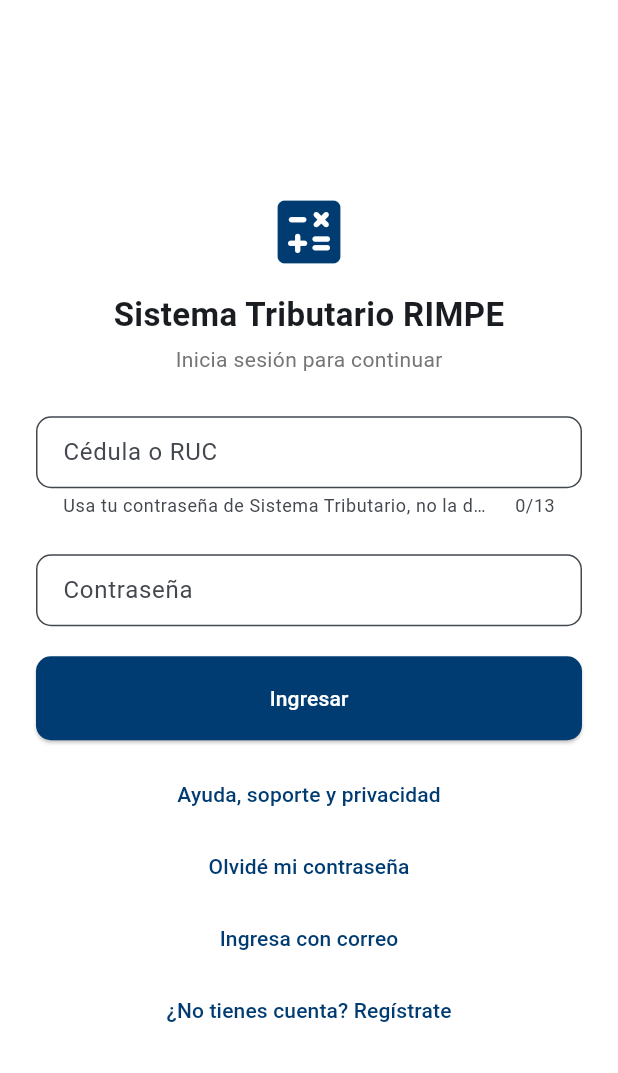
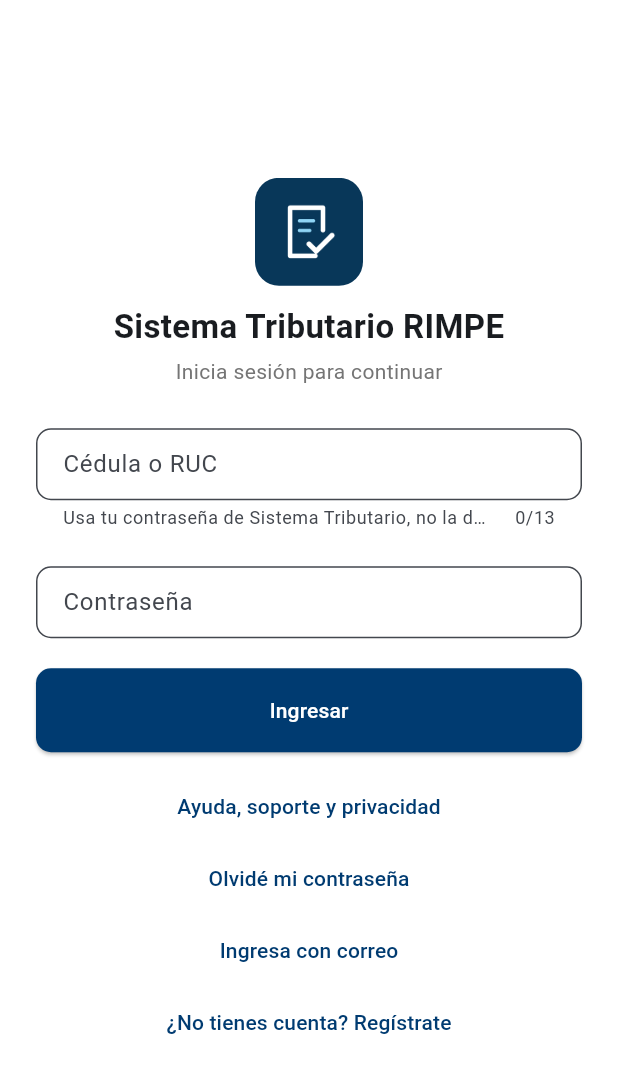
Before and after one commit to avileslucasluis-coder/DECLARACIONES, a Flutter app: the screen it shows after launch, on a phone screen of 412 x 824 dp. Shown: the top 1073 px of the screen. Run offline on Flutter 3.47's test engine with Material 3 defaults, Android fonts, the light colour scheme and no system bars; our stand-ins replace file_picker, fl_chart, share_plus, shared_preferences.

Commit message:
Renueva logo e iconos del Sistema Tributario

```diff
--- a/sistema_tributario_rimpe/lib/main.dart
+++ b/sistema_tributario_rimpe/lib/main.dart
@@ -137,9 +137,9 @@ class _RootShellState extends State<RootShell> {
               unselectedIconTheme: IconThemeData(color: Colors.white.withOpacity(0.6)),
               selectedLabelTextStyle: const TextStyle(color: Colors.white, fontWeight: FontWeight.bold),
               unselectedLabelTextStyle: TextStyle(color: Colors.white.withOpacity(0.6)),
-              leading: const Padding(
-                padding: EdgeInsets.symmetric(vertical: 20),
-                child: Icon(Icons.calculate_rounded, color: Colors.white, size: 34),
+              leading: Padding(
+                padding: const EdgeInsets.symmetric(vertical: 20),
+                child: Image.asset('assets/branding/logo.png', width: 48, height: 48, semanticLabel: 'Sistema Tributario'),
               ),
               trailing: Expanded(
                 child: Align(
--- a/sistema_tributario_rimpe/lib/screens/login_screen.dart
+++ b/sistema_tributario_rimpe/lib/screens/login_screen.dart
@@ -97,7 +97,7 @@ class _LoginScreenState extends State<LoginScreen> {
               child: Column(
                 mainAxisSize: MainAxisSize.min,
                 children: [
-                  Icon(Icons.calculate_rounded, size: 56, color: AppTheme.primary),
+                  ClipRRect(borderRadius: BorderRadius.circular(16), child: Image.asset('assets/branding/logo.png', width: 72, height: 72, semanticLabel: 'Sistema Tributario')),
                   const SizedBox(height: 12),
                   const Text('Sistema Tributario RIMPE',
                       style: TextStyle(fontSize: 22, fontWeight: FontWeight.bold), textAlign: TextAlign.center),
--- a/sistema_tributario_rimpe/pubspec.yaml
+++ b/sistema_tributario_rimpe/pubspec.yaml
@@ -40,3 +40,5 @@ dev_dependencies:
 
 flutter:
   uses-material-design: true
+  assets:
+    - assets/branding/logo.png
```
Also changed, not shown: sistema_tributario_rimpe/assets/branding/logo.png (added), sistema_tributario_rimpe/assets/branding/logo.svg (added), 21 other files.
